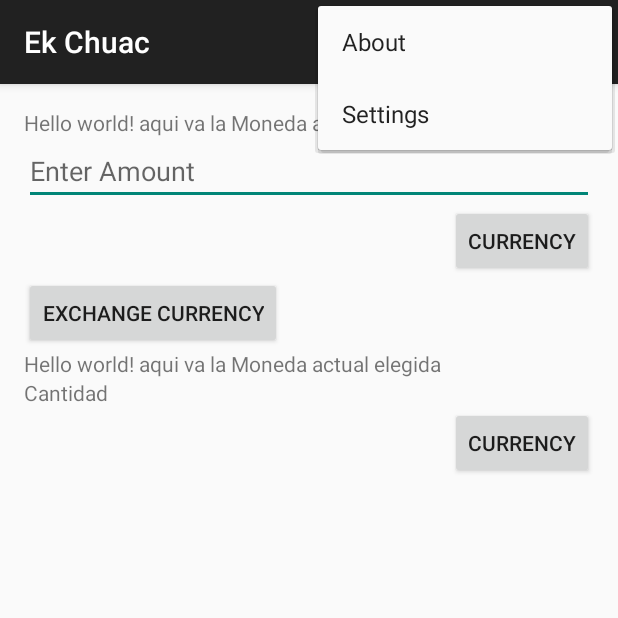
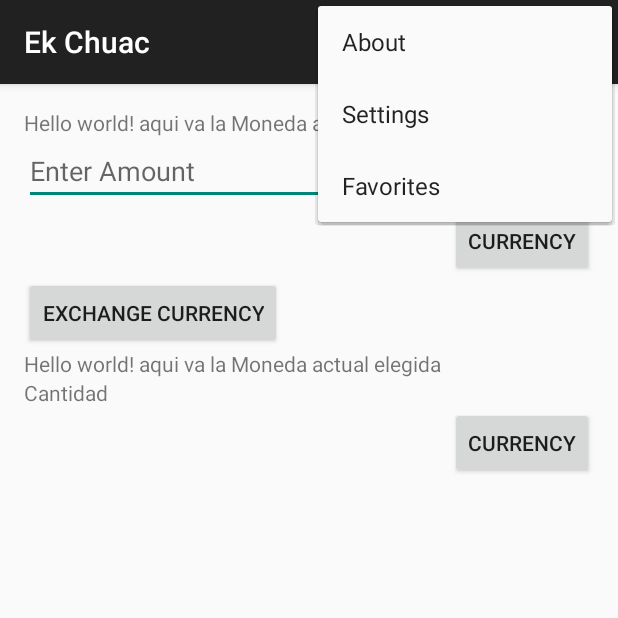
Before and after one commit to paradak/Ek-Chuac2, an Android app: the screen it shows after launch (MyActivity), with the options menu open, on a phone screen of 412 x 824 dp, the top half of it. Run offline under Robolectric (Android 15) with nearby library versions, the phone set to English and light mode, and no system bars.

Commit message:
add favoritos

```diff
--- a/app/src/main/res/menu/menu_my.xml
+++ b/app/src/main/res/menu/menu_my.xml
@@ -13,9 +13,13 @@
         android:orderInCategory="100" app:showAsAction="ifRoom"
         android:icon="@drawable/ic_action_refresh"/>
 
-    <item android:icon="@drawable/ic_action_important"
+    <item
         android:id="@+id/action_important" android:title="@string/action_fav"
         android:orderInCategory="100" app:showAsAction="ifRoom" />
+
+    <item android:id="@+id/action_addimportant" android:title="@string/add_fav"
+        app:showAsAction="ifRoom"
+        android:icon="@drawable/ic_action_important"/>
 
 
 
--- a/app/src/main/res/values/strings.xml
+++ b/app/src/main/res/values/strings.xml
@@ -11,5 +11,6 @@
     <string name="moneda_boton">Currency</string>
     <string name="action_refresh">Refresh</string>
     <string name="action_fav">Favorites</string>
+    <string name="add_fav">Add to Favorites</string>
 
 </resources>
```
